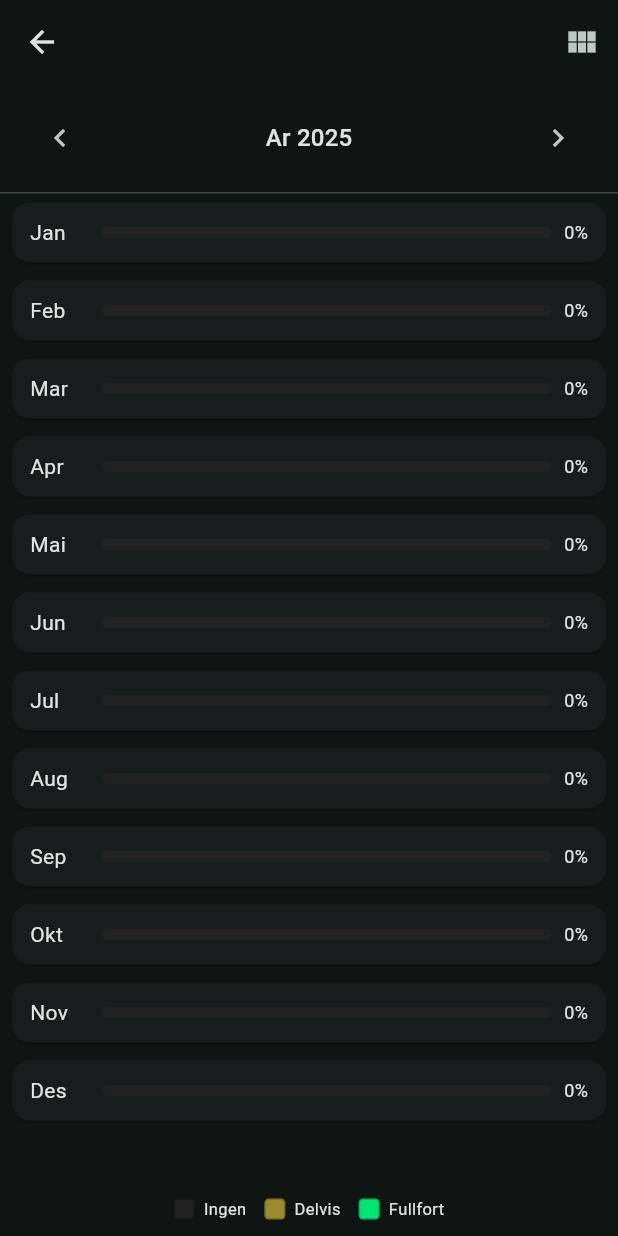
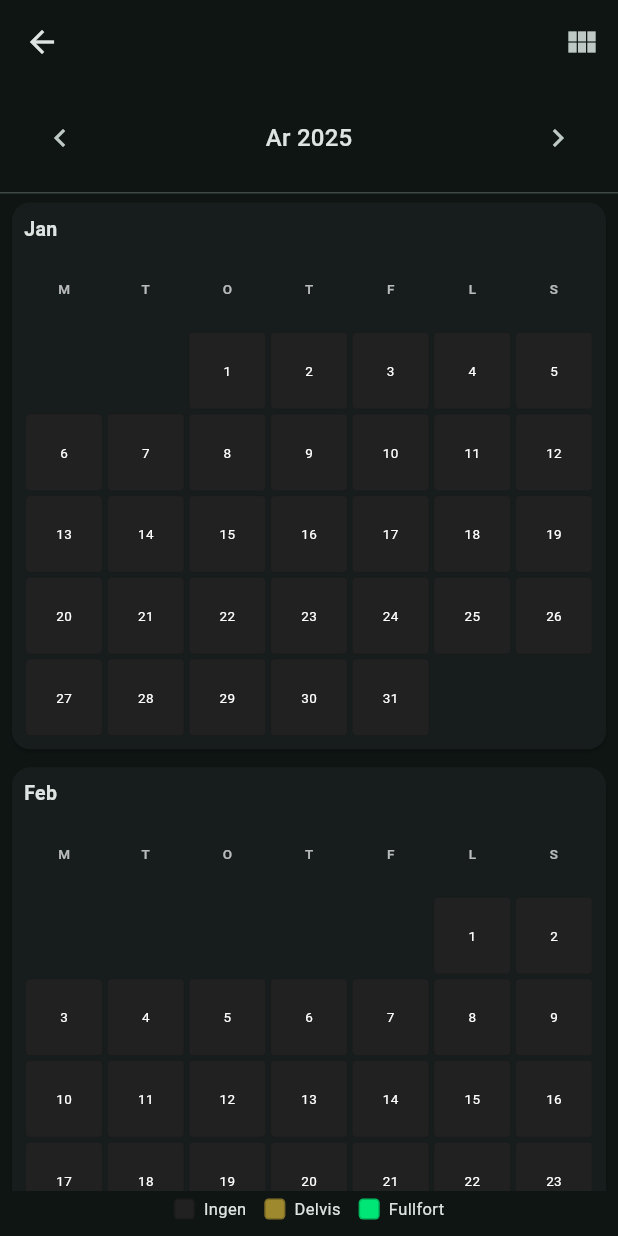
Before and after one commit to BerntLR/habits_app, a Flutter app: the HabitStatsPage screen opened directly with empty values, after a tap on the "view list" icon, on a phone screen of 412 x 824 dp. Run offline on Flutter 3.47's test engine with Material 3 defaults, Android fonts, the light colour scheme and no system bars; our stand-ins replace shared_preferences; accounts and stored records are empty.

Commit message:
Change yearly stats view to per-day heatmap calendar

```diff
--- a/lib/pages/habit_stats_page.dart
+++ b/lib/pages/habit_stats_page.dart
@@ -62,7 +62,7 @@ class _HabitStatsPageState extends State<HabitStatsPage> {
     return names[month - 1];
   }
 
-  Color _colorForDay({
+  Color _colorForDayMonth({
     required Habit habit,
     required HabitService service,
     required DateTime date,
@@ -89,6 +89,32 @@ class _HabitStatsPageState extends State<HabitStatsPage> {
     }
   }
 
+  Color _colorForDayYear({
+    required Habit habit,
+    required HabitService service,
+    required DateTime date,
+  }) {
+    // Dager som ikke er aktive ukedager kan behandles som "ingen" (grå)
+    if (habit.activeWeekdays.isNotEmpty &&
+        !habit.activeWeekdays.contains(date.weekday)) {
+      return Colors.grey.shade900;
+    }
+
+    if (habit.type == HabitType.boolean) {
+      final done = service.isHabitDone(habit.id, date);
+      return done ? Colors.greenAccent.shade400 : Colors.grey.shade900;
+    } else {
+      final value = service.countForHabit(habit.id, date);
+      if (value == 0) {
+        return Colors.grey.shade900;
+      }
+      if (habit.targetValue > 0 && value >= habit.targetValue) {
+        return Colors.greenAccent.shade400;
+      }
+      return Colors.amberAccent.withOpacity(0.6);
+    }
+  }
+
   @override
   Widget build(BuildContext context) {
     final habit = widget.habit;
@@ -103,7 +129,7 @@ class _HabitStatsPageState extends State<HabitStatsPage> {
               icon: Icon(
                 _showYearView ? Icons.view_module : Icons.view_list,
               ),
-              tooltip: _showYearView ? 'Vis maned' : 'Vis ar',
+              tooltip: _showYearView ? 'Vis ar' : 'Vis maned',
               onPressed: () {
                 setState(() {
                   _showYearView = !_showYearView;
@@ -163,7 +189,7 @@ class _HabitStatsPageState extends State<HabitStatsPage> {
     // Dager i måneden
     for (int day = 1; day <= daysInMonth; day++) {
       final date = DateTime(_currentMonth.year, _currentMonth.month, day);
-      final color = _colorForDay(
+      final color = _colorForDayMonth(
         habit: habit,
         service: service,
         date: date,
@@ -275,80 +301,100 @@ class _HabitStatsPageState extends State<HabitStatsPage> {
 
     for (int month = 1; month <= 12; month++) {
       final DateTime first = DateTime(_currentYear, month, 1);
+      final int firstWeekday = first.weekday; // 1=Mon .. 7=Sun
       final int daysInMonth = DateTime(_currentYear, month + 1, 0).day;
 
-      int activeDays = 0;
-      int completedDays = 0;
+      final List<Widget> dayCells = [];
 
+      // Ukedags-header
+      const weekdayLabels = ['M', 'T', 'O', 'T', 'F', 'L', 'S'];
+      dayCells.addAll(
+        weekdayLabels
+            .map(
+              (label) => Center(
+                child: Text(
+                  label,
+                  style: const TextStyle(
+                    fontSize: 9,
+                    color: Colors.white70,
+                    fontWeight: FontWeight.w500,
+                  ),
+                ),
+              ),
+            )
+            .toList(),
+      );
+
+      // Tomme celler før 1.
+      final leadingEmpty = firstWeekday - 1;
+      for (int i = 0; i < leadingEmpty; i++) {
+        dayCells.add(const SizedBox.shrink());
+      }
+
+      // Dager i måneden
       for (int day = 1; day <= daysInMonth; day++) {
         final d = DateTime(_currentYear, month, day);
+        final color = _colorForDayYear(
+          habit: habit,
+          service: service,
+          date: d,
+        );
 
-        if (habit.activeWeekdays.isNotEmpty &&
-            !habit.activeWeekdays.contains(d.weekday)) {
-          continue;
-        }
-
-        activeDays++;
-
-        if (habit.type == HabitType.boolean) {
-          if (service.isHabitDone(habit.id, d)) {
-            completedDays++;
-          }
-        } else {
-          final value = service.countForHabit(habit.id, d);
-          if (habit.targetValue > 0 && value >= habit.targetValue) {
-            completedDays++;
-          }
-        }
+        dayCells.add(
+          Container(
+            margin: const EdgeInsets.all(1),
+            decoration: BoxDecoration(
+              color: color,
+              borderRadius: BorderRadius.circular(3),
+              border: Border.all(
+                color: Colors.black.withOpacity(0.25),
+                width: 0.4,
+              ),
+            ),
+            child: Center(
+              child: Text(
+                '$day',
+                style: TextStyle(
+                  fontSize: 9,
+                  color:
+                      color == Colors.greenAccent.shade400 ? Colors.black : Colors.white,
+                ),
+              ),
+            ),
+          ),
+        );
       }
 
-      double ratio = 0;
-      if (activeDays > 0) {
-        ratio = completedDays / activeDays;
-      }
-
-      Color barColor;
-      if (ratio == 0) {
-        barColor = Colors.grey.shade800;
-      } else if (ratio < 0.5) {
-        barColor = Colors.amberAccent;
-      } else {
-        barColor = Colors.greenAccent.shade400;
+      // Fyll ut så gridet blir komplett (7 kolonner)
+      while (dayCells.length % 7 != 0) {
+        dayCells.add(const SizedBox.shrink());
       }
 
       monthCards.add(
         Card(
           margin: const EdgeInsets.symmetric(vertical: 6, horizontal: 8),
           child: Padding(
-            padding: const EdgeInsets.symmetric(
-              horizontal: 12,
-              vertical: 10,
-            ),
-            child: Row(
+            padding: const EdgeInsets.symmetric(horizontal: 8, vertical: 8),
+            child: Column(
               children: [
-                SizedBox(
-                  width: 40,
+                Align(
+                  alignment: Alignment.centerLeft,
                   child: Text(
                     _monthName(month),
-                    style: const TextStyle(fontSize: 14),
-                  ),
-                ),
-                const SizedBox(width: 8),
-                Expanded(
-                  child: ClipRRect(
-                    borderRadius: BorderRadius.circular(4),
-                    child: LinearProgressIndicator(
-                      value: ratio,
-                      minHeight: 8,
-                      color: barColor,
-                      backgroundColor: Colors.grey.shade900,
+                    style: const TextStyle(
+                      fontSize: 13,
+                      fontWeight: FontWeight.w600,
                     ),
                   ),
                 ),
-                const SizedBox(width: 8),
-                Text(
-                  activeDays == 0 ? '-' : '${(ratio * 100).round()}%',
-                  style: const TextStyle(fontSize: 12),
+                const SizedBox(height: 4),
+                GridView.count(
+                  crossAxisCount: 7,
+                  mainAxisSpacing: 1,
+                  crossAxisSpacing: 1,
+                  shrinkWrap: true,
+                  physics: const NeverScrollableScrollPhysics(),
+                  children: dayCells,
                 ),
               ],
             ),
```
